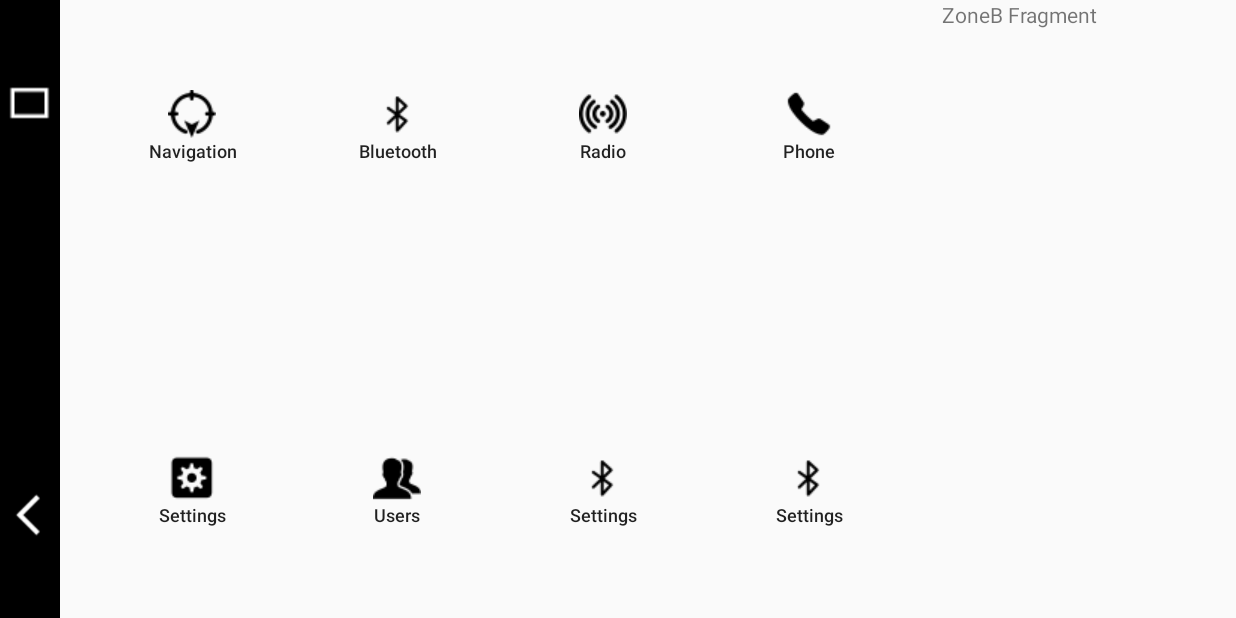
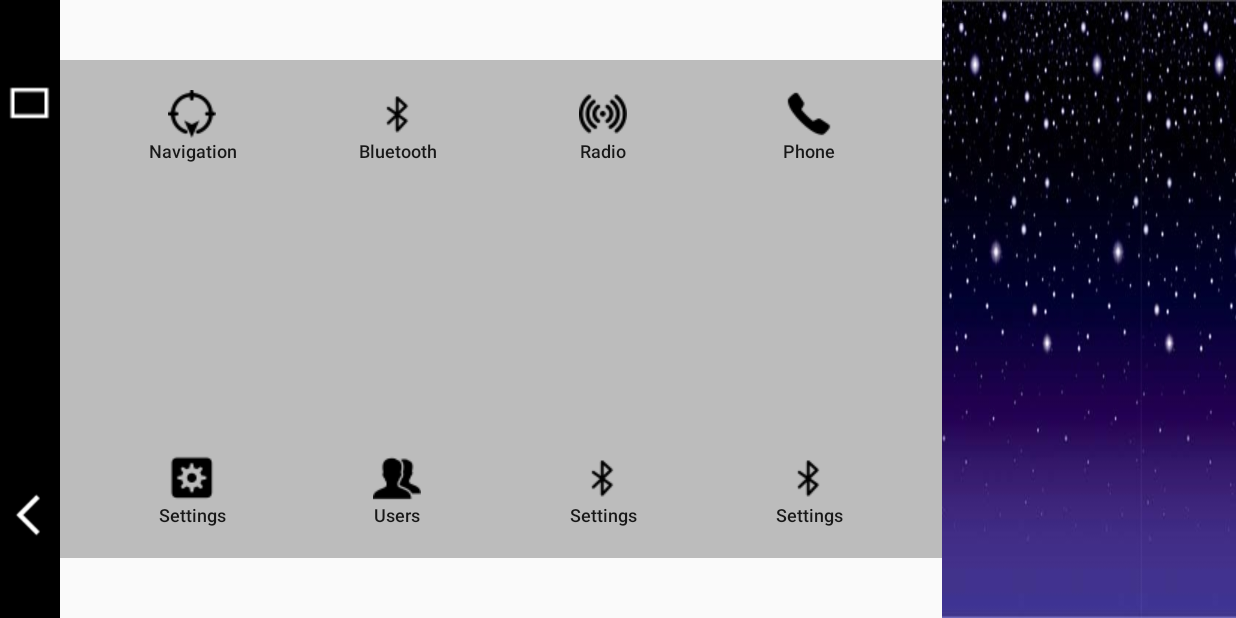
Before and after one commit to highlightapps/GridSpeedoMeter, an Android app: the screen it shows after launch (MainActivity), on a phone screen of 824 x 412 dp (held sideways). Run offline under Robolectric (Android 15) with nearby library versions, the phone set to English and light mode, and no system bars.

Commit message:
bg's added.

```diff
--- a/app/src/main/res/layout/fragment_zone_a.xml
+++ b/app/src/main/res/layout/fragment_zone_a.xml
@@ -3,6 +3,7 @@
     android:layout_width="match_parent"
     android:layout_height="match_parent"
     android:layout_centerInParent="true"
+    android:background="#8888"
     android:layout_marginTop="40dp"
     android:layout_marginBottom="40dp"
     android:padding="20dp">
--- a/app/src/main/res/layout/fragment_zone_b.xml
+++ b/app/src/main/res/layout/fragment_zone_b.xml
@@ -2,6 +2,7 @@
 <FrameLayout xmlns:android="http://schemas.android.com/apk/res/android"
     xmlns:tools="http://schemas.android.com/tools"
     android:layout_width="match_parent"
+    android:background="@drawable/zone_b_bg"
     android:layout_height="match_parent">
 
     <!-- TODO: Update blank fragment layout -->
```
Also changed, not shown: app/src/main/res/drawable/zone_b_bg.jpg (added).
